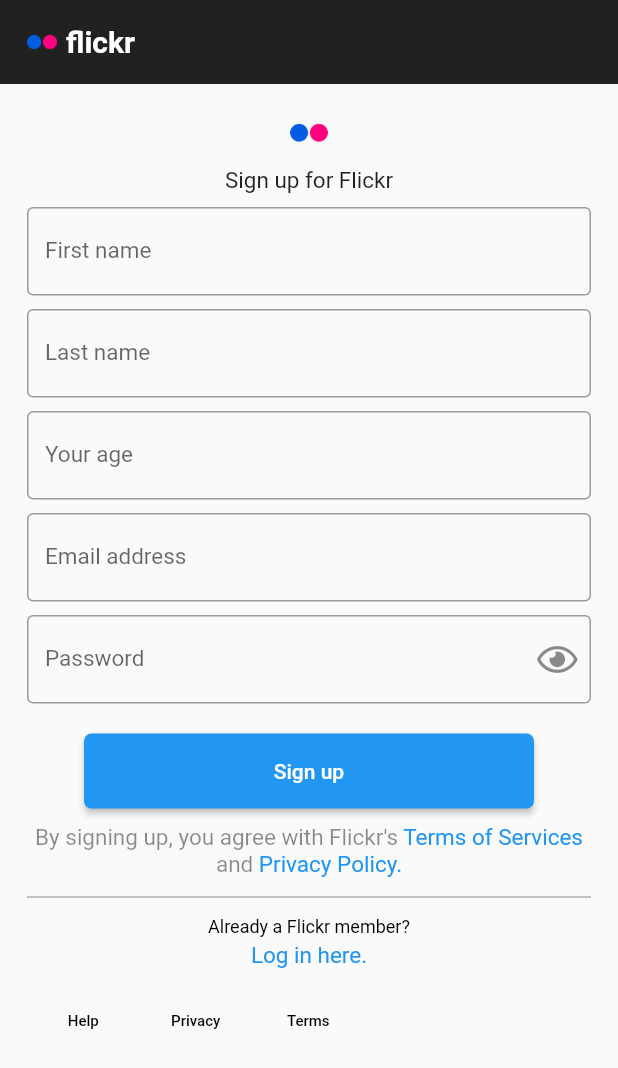
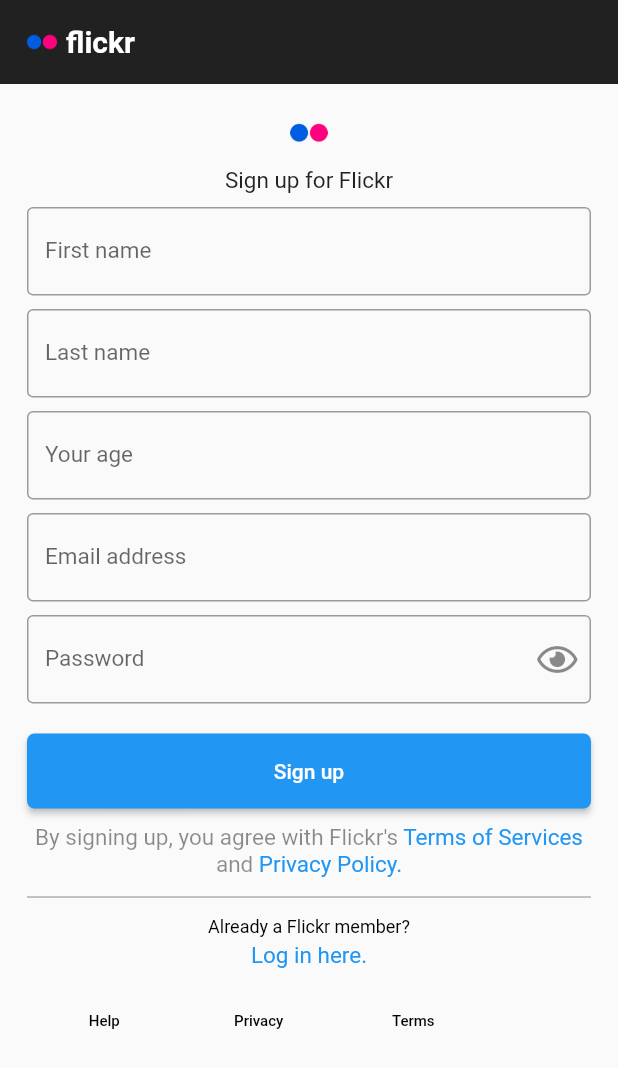
Before and after one commit to MuhabCodes/Flickr-Photos, a Flutter app: the SignUp screen opened directly, on a phone screen of 412 x 824 dp. Shown: the top 1068 px of the screen. Run offline on Flutter 3.47's test engine with Material 2 defaults, Android fonts, the phone set to English and light mode, and no system bars; our stand-ins replace flutter_swiper, font_awesome_flutter; missing offline and left inert: responsive_widgets.

Commit message:
Added login modifications

```diff
--- a/Flickr.Android/lib/login/get_started.dart
+++ b/Flickr.Android/lib/login/get_started.dart
@@ -30,7 +30,7 @@ class GetStarted extends StatelessWidget {
           Swiper(
             loop: false,
             pagination: SwiperPagination(
-                margin: EdgeInsets.all(120),
+                margin: EdgeInsets.all(MediaQuery.of(context).size.height / 5),
                 builder: new DotSwiperPaginationBuilder(
                   space: 5,
                   size: 6,
@@ -112,7 +112,8 @@ class GetStarted extends StatelessWidget {
                   style: TextStyle(fontSize: 12),
                 ),
                 style: ElevatedButton.styleFrom(
-                    minimumSize: Size(150, 40),
+                    minimumSize: Size(MediaQuery.of(context).size.width / 2,
+                        MediaQuery.of(context).size.height / 10),
                     primary: Colors.transparent,
                     shape: RoundedRectangleBorder(
                       borderRadius: BorderRadius.circular(0.0),
--- a/Flickr.Android/lib/login/sign_up.dart
+++ b/Flickr.Android/lib/login/sign_up.dart
@@ -2,9 +2,11 @@ import 'dart:async';
 
 import 'package:flickr/login/send_email.dart';
 import 'package:flickr/login/sign_in.dart';
+import 'package:flickr/providers/auth.dart';
 import 'package:flutter/gestures.dart';
 import 'package:flutter/material.dart';
 import 'package:font_awesome_flutter/font_awesome_flutter.dart';
+import 'package:provider/provider.dart';
 import 'package:responsive_widgets/responsive_widgets.dart';
 import 'package:url_launcher/url_launcher.dart';
 
@@ -16,6 +18,9 @@ class SignUp extends StatefulWidget {
 class _SignUpState extends State<SignUp> {
   final _emailController = TextEditingController();
   final _passwordController = TextEditingController();
+  final _firstNameController = TextEditingController();
+  final _lastNameController = TextEditingController();
+  final _ageController = TextEditingController();
   bool _obscureText = true;
   bool _changePassword = true;
   bool _checkboxCharacters = false;
@@ -142,6 +147,7 @@ class _SignUpState extends State<SignUp> {
                     height: 9,
                   ), //spacing between the previous and next widget
                   TextFormField(
+                    controller: _firstNameController,
                     decoration: InputDecoration(
                       border: OutlineInputBorder(),
                       labelText: "First name",
@@ -161,6 +167,7 @@ class _SignUpState extends State<SignUp> {
                     height: 9,
                   ),
                   TextFormField(
+                    controller: _lastNameController,
                     decoration: InputDecoration(
                       border: OutlineInputBorder(),
                       labelText: "Last name",
@@ -180,6 +187,7 @@ class _SignUpState extends State<SignUp> {
                     height: 9,
                   ),
                   TextFormField(
+                    controller: _ageController,
                     keyboardType: TextInputType.number,
                     decoration: InputDecoration(
                       border: OutlineInputBorder(),
@@ -267,7 +275,11 @@ class _SignUpState extends State<SignUp> {
                                   : Container(
                                       color: Colors.blue,
                                       height: 4,
-                                      margin: EdgeInsets.only(right: 150)))),
+                                      margin: EdgeInsets.only(
+                                          right: MediaQuery.of(context)
+                                                  .size
+                                                  .width /
+                                              2)))),
 
                   SizedBox(height: 10),
                   Container(
@@ -339,9 +351,14 @@ class _SignUpState extends State<SignUp> {
                                 shape: new RoundedRectangleBorder(
                                   borderRadius: new BorderRadius.circular(5.0),
                                 ),
-                                minimumSize: Size(300, 50)),
-                            onPressed: () {
+                                minimumSize: Size(
+                                    MediaQuery.of(context).size.width, 50)),
+                            onPressed: () async {
                               if (formKey.currentState.validate()) {
+                                // await Provider.of<Auth>(context).signup(
+                                //   _emailController.text,
+                                //   _passwordController.text,
+                                // );
                                 Navigator.push(
                                   context,
                                   MaterialPageRoute(
@@ -462,7 +479,9 @@ class _SignUpState extends State<SignUp> {
                                     borderRadius:
                                         new BorderRadius.circular(0.0),
                                   ),
-                                  minimumSize: Size(75, 50)),
+                                  minimumSize: Size(
+                                      MediaQuery.of(context).size.width / 4,
+                                      50)),
                               onPressed: () =>
                                   _launchURL("https://help.flickr.com"),
                               /*() {
@@ -486,7 +505,9 @@ class _SignUpState extends State<SignUp> {
                                     borderRadius:
                                         new BorderRadius.circular(0.0),
                                   ),
-                                  minimumSize: Size(75, 50)),
+                                  minimumSize: Size(
+                                      MediaQuery.of(context).size.width / 4,
+                                      50)),
                               onPressed: () => _launchURL(
                                   "https://www.flickr.com/help/privacy"),
                               /*() {
@@ -511,7 +532,9 @@ class _SignUpState extends State<SignUp> {
                                     borderRadius:
                                         new BorderRadius.circular(0.0),
                                   ),
-                                  minimumSize: Size(75, 50)),
+                                  minimumSize: Size(
+                                      MediaQuery.of(context).size.width / 4,
+                                      50)),
                               onPressed: () => _launchURL(
                                   "https://www.flickr.com/help/terms"),
                               /*() {
```
Also changed, not shown: Flickr.Android/lib/login/forgot_password.dart (+11 -4 lines), Flickr.Android/lib/login/send_email.dart (+8 -4 lines), Flickr.Android/lib/login/sign_in.dart (+20 -5 lines).
